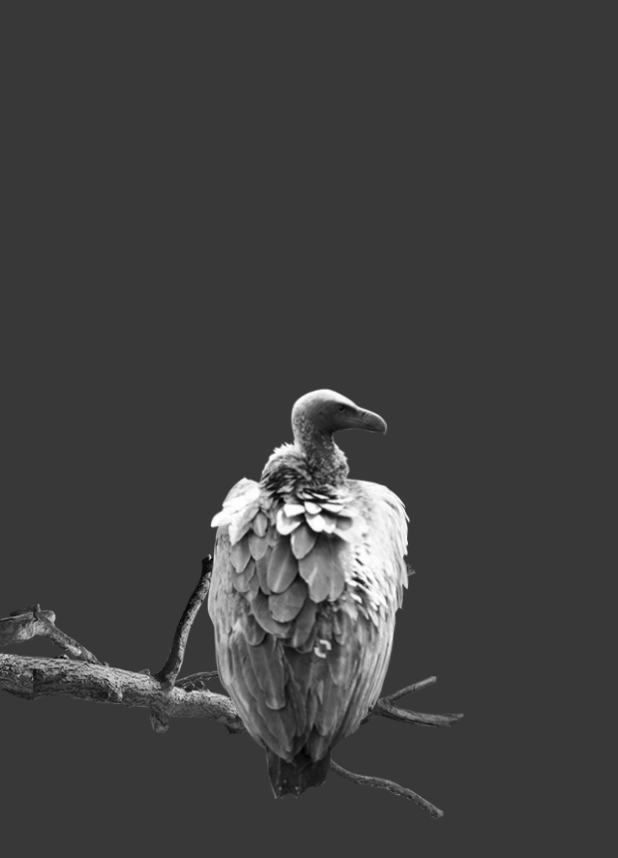
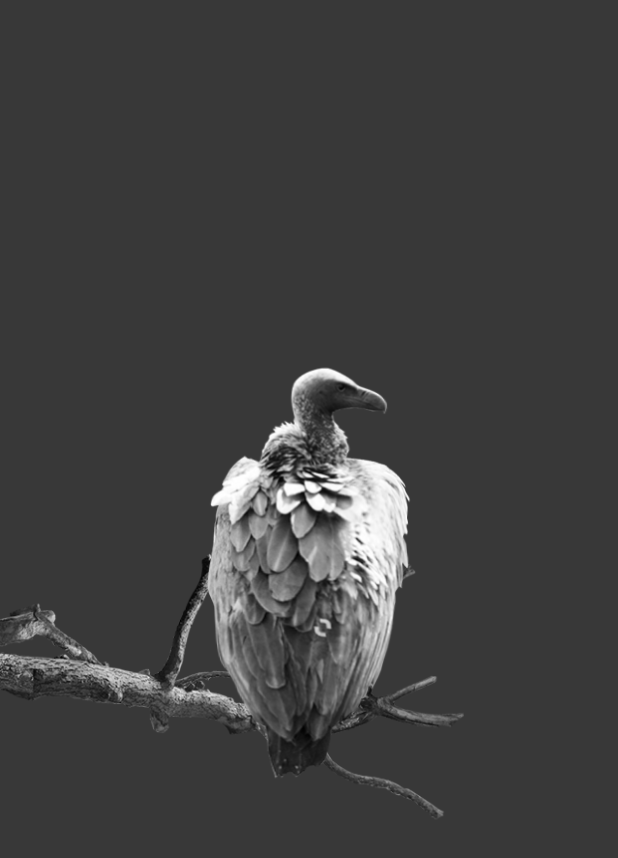
Before and after one commit to tayyyab/expedition_travel_app, a Flutter app: the screen it shows after launch, swiped to page 2, on a phone screen of 412 x 824 dp. Shown: the top 858 px of the screen. Run offline on Flutter 3.47's test engine with Material 2 defaults, Android fonts, the phone set to English and light mode, and no system bars.

Commit message:
Take Vulture out of page and put into the Widget

```diff
--- a/lib/MainPage/main_screen.dart
+++ b/lib/MainPage/main_screen.dart
@@ -1,7 +1,7 @@
 import 'package:flutter/material.dart';
 import 'package:provider/provider.dart';
 
-import 'widgets/leopard_image.dart';
+import 'widgets/widgets.dart';
 
 part 'leopard_page.dart';
 part 'vulture_page.dart';
@@ -37,6 +37,7 @@ class _MainPageState extends State<MainPage> {
       child: Scaffold(
           body: Stack(alignment: Alignment.centerLeft, children: <Widget>[
         LeopardImage(),
+        VultureImage(),
         PageView(
             controller: _pageController,
             physics: ClampingScrollPhysics(),
--- a/lib/MainPage/vulture_page.dart
+++ b/lib/MainPage/vulture_page.dart
@@ -5,14 +5,6 @@ class VulturePage extends StatelessWidget {
 
   @override
   Widget build(BuildContext context) {
-    return Center(
-      child: Padding(
-        padding: const EdgeInsets.only(bottom: 32.0),
-        child: Image.asset(
-          'assets/vulture.png',
-          height: MediaQuery.of(context).size.height / 3,
-        ),
-      ),
-    );
+    return Container();
   }
 }
--- /dev/null
+++ b/lib/MainPage/widgets/vulture_image.dart
@@ -0,0 +1,32 @@
+import 'package:flutter/material.dart';
+import 'package:provider/provider.dart';
+
+import '../main_screen.dart';
+
+class VultureImage extends StatelessWidget {
+  const VultureImage({Key key}) : super(key: key);
+
+  @override
+  Widget build(BuildContext context) {
+    double width = MediaQuery.of(context).size.width * 1.6;
+
+    return Consumer<PageOffsetNotifier>(
+      builder: (context, notifier, child) {
+        return Positioned(
+          width: width,
+          left:
+              0.55 * MediaQuery.of(context).size.width - 0.85 * notifier.offset,
+          child: child,
+        );
+      },
+      child: IgnorePointer(
+          child: Padding(
+        padding: const EdgeInsets.only(bottom: 60.0),
+        child: Image.asset(
+          'assets/vulture.png',
+          height: MediaQuery.of(context).size.height / 3,
+        ),
+      )),
+    );
+  }
+}
--- /dev/null
+++ b/lib/MainPage/widgets/widgets.dart
@@ -0,0 +1,2 @@
+export './leopard_image.dart';
+export './vulture_image.dart';
```
